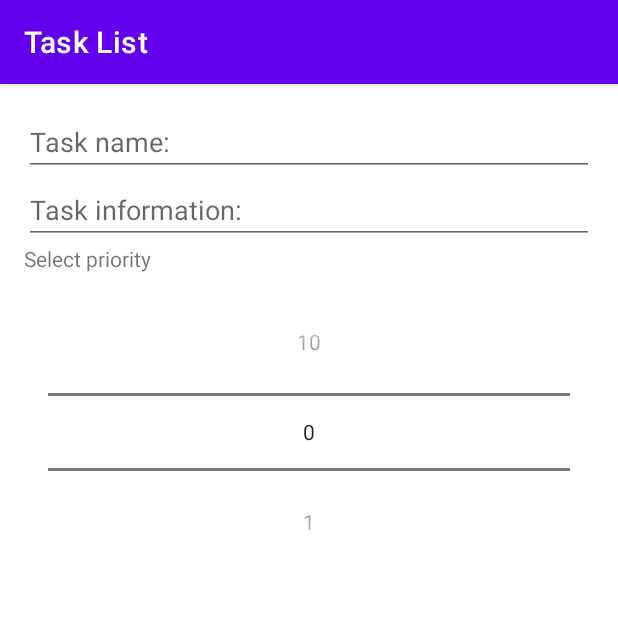
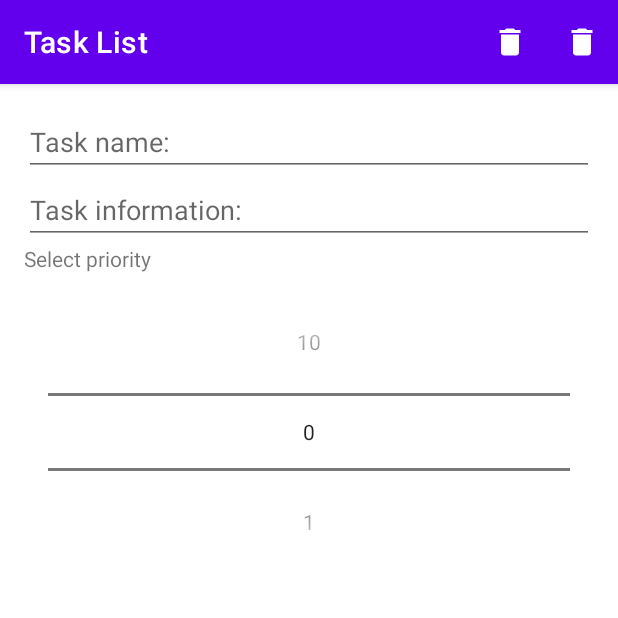
Before and after one commit to zvonimirplivelic/Taskly, an Android app: the fragment UpdateTaskFragment placed in its activity, on a phone screen of 412 x 824 dp, the top half of it. Run offline under Robolectric (Android 15) with nearby library versions, the phone set to English and light mode, and no system bars; our stand-ins replace Room's generated code, navigation-ui; 4 statements that could not run were skipped.

Commit message:
Delete all tasks in the list implemented

```diff
--- a/app/src/main/java/com/zvonimirplivelic/taskly/db/dao/TasklyDao.kt
+++ b/app/src/main/java/com/zvonimirplivelic/taskly/db/dao/TasklyDao.kt
@@ -13,6 +13,12 @@ interface TasklyDao {
     @Update
     fun updateTask(task: Task)
 
+    @Delete
+    fun deleteTask(task: Task)
+
+    @Query("DELETE FROM task_table")
+    fun deleteAllTasks()
+
     @Query("SELECT * FROM task_table ORDER BY taskId ASC")
     fun getAllTasks(): LiveData<List<Task>>
 }
--- a/app/src/main/res/menu/taskly_menu.xml
+++ b/app/src/main/res/menu/taskly_menu.xml
@@ -1,4 +1,10 @@
 <?xml version="1.0" encoding="utf-8"?>
-<menu xmlns:android="http://schemas.android.com/apk/res/android">
+<menu xmlns:android="http://schemas.android.com/apk/res/android"
+    xmlns:app="http://schemas.android.com/apk/res-auto">
 
+    <item
+        android:id="@+id/menu_delete"
+        android:icon="@drawable/ic_delete"
+        android:title="Delete"
+        app:showAsAction="ifRoom" />
 </menu>
```
Also changed, not shown: app/src/main/java/com/zvonimirplivelic/taskly/repository/TasklyRepository.kt (+8 -0 lines), app/src/main/java/com/zvonimirplivelic/taskly/ui/TasklyViewModel.kt (+13 -1 lines), app/src/main/java/com/zvonimirplivelic/taskly/ui/fragment/TaskListFragment.kt (+39 -3 lines), app/src/main/java/com/zvonimirplivelic/taskly/ui/fragment/UpdateTaskFragment.kt (+40 -4 lines).
